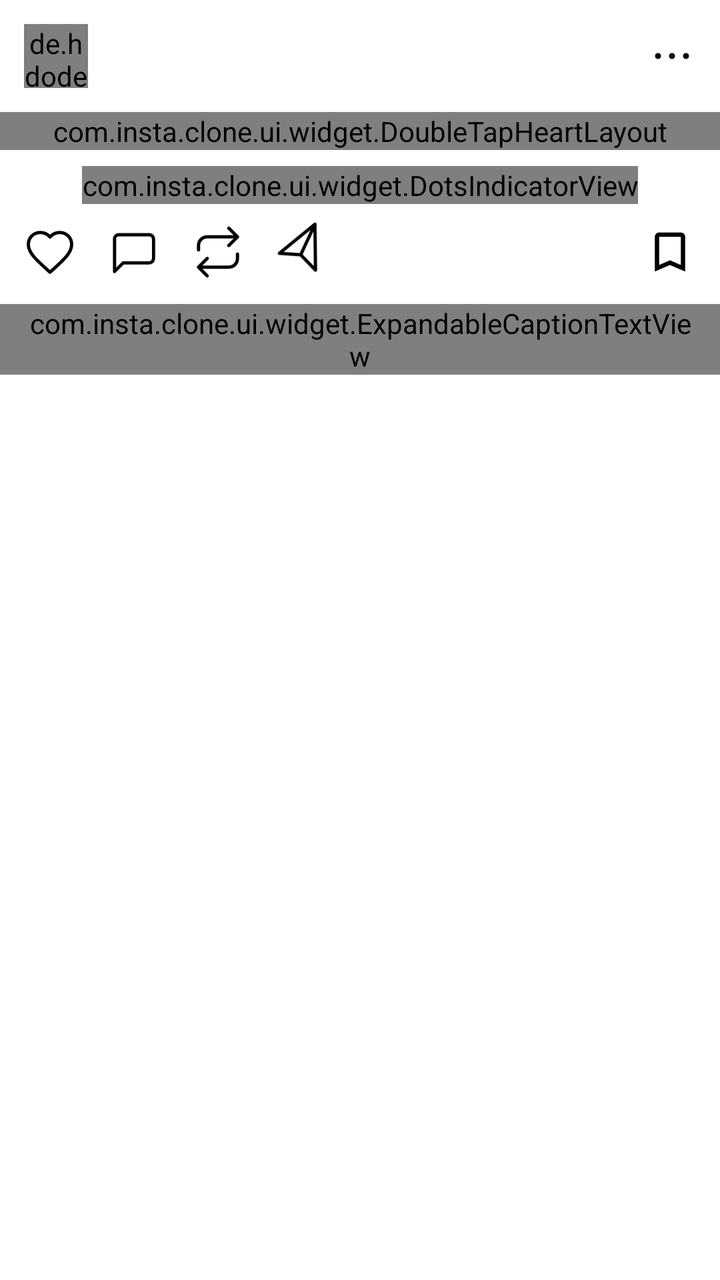
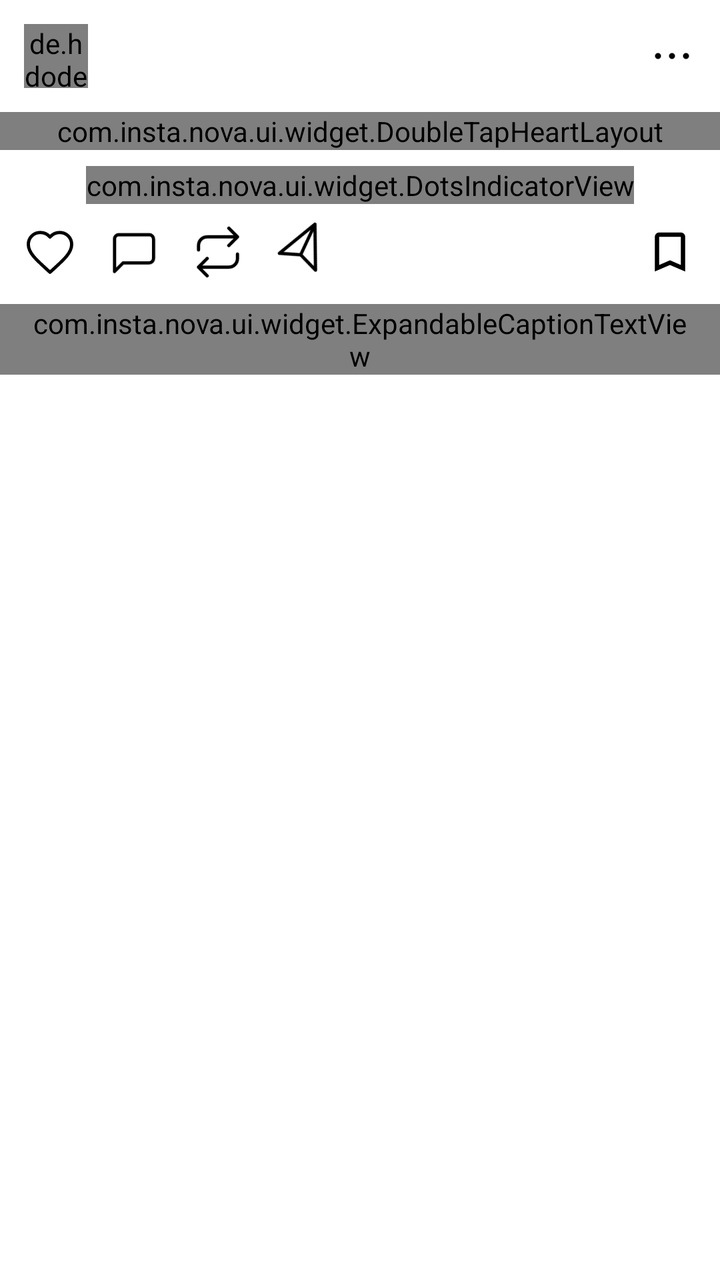

Before-and-after screenshots of an Android layout around one commit, followed by the original layout XML and the change that was made.
<!-- AndroidManifest.xml: application theme Theme.InstaClone -->
<!-- res/layout/item_feed_post.xml -->
<?xml version="1.0" encoding="utf-8"?>
<LinearLayout xmlns:android="http://schemas.android.com/apk/res/android"
    xmlns:app="http://schemas.android.com/apk/res-auto"
    android:layout_width="match_parent"
    android:layout_height="wrap_content"
    android:background="?attr/themeBackground"
    android:orientation="vertical"
    android:paddingBottom="@dimen/post_spacing_bottom">

    
    <androidx.constraintlayout.widget.ConstraintLayout
        android:layout_width="match_parent"
        android:layout_height="@dimen/post_header_height"
        android:paddingStart="@dimen/post_padding_horizontal"
        android:paddingEnd="@dimen/post_padding_horizontal">

        <de.hdodenhof.circleimageview.CircleImageView
            android:id="@+id/ivAvatar"
            android:layout_width="@dimen/post_header_avatar_size"
            android:layout_height="@dimen/post_header_avatar_size"
            android:src="@drawable/ic_person_placeholder"
            app:layout_constraintBottom_toBottomOf="parent"
            app:layout_constraintStart_toStartOf="parent"
            app:layout_constraintTop_toTopOf="parent" />

        <LinearLayout
            android:id="@+id/layoutAuthor"
            android:layout_width="0dp"
            android:layout_height="wrap_content"
            android:layout_marginStart="@dimen/post_header_avatar_gap"
            android:orientation="vertical"
            app:layout_constraintBottom_toBottomOf="parent"
            app:layout_constraintEnd_toStartOf="@id/ivOptions"
            app:layout_constraintStart_toEndOf="@id/ivAvatar"
            app:layout_constraintTop_toTopOf="parent">

            <LinearLayout
                android:layout_width="wrap_content"
                android:layout_height="wrap_content"
                android:gravity="center_vertical"
                android:orientation="horizontal">

                <TextView
                    android:id="@+id/tvUsername"
                    android:layout_width="wrap_content"
                    android:layout_height="wrap_content"
                    android:textAppearance="@style/TextAppearance.Insta.Username" />

                <com.insta.clone.ui.widget.VerifiedBadgeView
                    android:id="@+id/badgeVerified"
                    android:layout_width="@dimen/badge_verified_size"
                    android:layout_height="@dimen/badge_verified_size"
                    android:layout_marginStart="@dimen/post_line_gap"
                    android:visibility="gone" />
            </LinearLayout>

            <TextView
                android:id="@+id/tvLocation"
                android:layout_width="wrap_content"
                android:layout_height="wrap_content"
                android:ellipsize="end"
                android:maxLines="1"
                android:textColor="?attr/themeTextSecondary"
                android:textSize="@dimen/text_meta"
                android:visibility="gone" />
        </LinearLayout>

        <ImageView
            android:id="@+id/ivOptions"
            android:layout_width="@dimen/post_icon_more"
            android:layout_height="@dimen/post_icon_more"
            android:src="@drawable/ic_more_horiz"
            app:tint="?attr/themeTextPrimary"
            app:layout_constraintBottom_toBottomOf="parent"
            app:layout_constraintEnd_toEndOf="parent"
            app:layout_constraintTop_toTopOf="parent"
            android:contentDescription="Options" />

    </androidx.constraintlayout.widget.ConstraintLayout>

    
    <com.insta.clone.ui.widget.DoubleTapHeartLayout
        android:id="@+id/doubleTapLayout"
        android:layout_width="match_parent"
        android:layout_height="wrap_content">

        
        <ImageView
            android:id="@+id/ivSingleMedia"
            android:layout_width="match_parent"
            android:layout_height="match_parent"
            android:scaleType="centerCrop"
            android:adjustViewBounds="false"
            android:contentDescription="Post media" />

        
        <androidx.viewpager2.widget.ViewPager2
            android:id="@+id/viewPagerCarousel"
            android:layout_width="match_parent"
            android:layout_height="match_parent"
            android:visibility="gone" />

        
        <TextView
            android:id="@+id/ivCarouselBadge"
            android:layout_width="wrap_content"
            android:layout_height="wrap_content"
            android:layout_gravity="top|end"
            android:layout_margin="@dimen/post_media_overlay_margin"
            android:background="@drawable/bg_pill_surface"
            android:paddingStart="@dimen/post_chip_padding_horizontal"
            android:paddingTop="@dimen/post_chip_padding_vertical"
            android:paddingEnd="@dimen/post_chip_padding_horizontal"
            android:paddingBottom="@dimen/post_chip_padding_vertical"
            android:textColor="@color/white"
            android:textSize="@dimen/text_meta"
            android:visibility="gone"
            android:contentDescription="Multiple photos" />

        
        <LinearLayout
            android:id="@+id/layoutMediaAttribution"
            android:layout_width="wrap_content"
            android:layout_height="wrap_content"
            android:layout_gravity="bottom|start"
            android:layout_margin="@dimen/post_media_overlay_margin"
            android:gravity="center_vertical"
            android:orientation="horizontal"
            android:visibility="gone">

            <FrameLayout
                android:layout_width="@dimen/post_media_avatar_size"
                android:layout_height="@dimen/post_media_avatar_size">

                <de.hdodenhof.circleimageview.CircleImageView
                    android:id="@+id/ivMediaAvatar"
                    android:layout_width="match_parent"
                    android:layout_height="match_parent"
                    android:src="@drawable/ic_person_placeholder"
                    app:civ_border_width="@dimen/post_media_avatar_border"
                    app:civ_border_color="@color/white" />

                <FrameLayout
                    android:id="@+id/ivMediaBadge"
                    android:layout_width="@dimen/post_media_badge_size"
                    android:layout_height="@dimen/post_media_badge_size"
                    android:layout_gravity="bottom|end"
                    android:background="@drawable/bg_media_badge">

                    <ImageView
                        android:layout_width="@dimen/post_media_badge_icon"
                        android:layout_height="@dimen/post_media_badge_icon"
                        android:layout_gravity="center"
                        android:src="@drawable/ic_repost"
                        app:tint="@color/white"
                        android:contentDescription="@null" />
                </FrameLayout>
            </FrameLayout>
        </LinearLayout>

        
        <ImageView
            android:id="@+id/ivAudioToggle"
            android:layout_width="@dimen/post_media_control_icon"
            android:layout_height="@dimen/post_media_control_icon"
            android:layout_gravity="bottom|end"
            android:layout_margin="@dimen/post_media_overlay_margin"
            android:background="@drawable/bg_pill_surface"
            android:padding="@dimen/post_media_control_padding"
            android:src="@drawable/ic_volume_off"
            app:tint="@color/white"
            android:visibility="gone"
            android:contentDescription="Toggle sound" />

    </com.insta.clone.ui.widget.DoubleTapHeartLayout>

    
    <com.insta.clone.ui.widget.DotsIndicatorView
        android:id="@+id/dotsIndicator"
        android:layout_width="wrap_content"
        android:layout_height="wrap_content"
        android:layout_gravity="center_horizontal"
        android:layout_marginTop="@dimen/post_dots_margin_top" />

    
    <androidx.constraintlayout.widget.ConstraintLayout
        android:layout_width="match_parent"
        android:layout_height="@dimen/post_action_row_height"
        android:paddingStart="@dimen/post_padding_horizontal"
        android:paddingEnd="@dimen/post_padding_horizontal">

        <LinearLayout
            android:id="@+id/layoutLeftActions"
            android:layout_width="wrap_content"
            android:layout_height="match_parent"
            android:gravity="center_vertical"
            android:orientation="horizontal"
            app:layout_constraintBottom_toBottomOf="parent"
            app:layout_constraintStart_toStartOf="parent"
            app:layout_constraintTop_toTopOf="parent">

            <ImageView
                android:id="@+id/ivLike"
                android:layout_width="@dimen/post_action_icon"
                android:layout_height="@dimen/post_action_icon"
                android:src="@drawable/ic_heart"
                app:tint="?attr/themeTextPrimary"
                android:contentDescription="Like" />

            <TextView
                android:id="@+id/tvLikeCount"
                android:layout_width="wrap_content"
                android:layout_height="wrap_content"
                android:layout_marginStart="@dimen/post_count_gap"
                android:textColor="?attr/themeTextPrimary"
                android:textSize="@dimen/text_body"
                android:visibility="gone" />

            <ImageView
                android:id="@+id/ivComment"
                android:layout_width="@dimen/post_action_icon"
                android:layout_height="@dimen/post_action_icon"
                android:layout_marginStart="@dimen/post_action_gap"
                android:src="@drawable/ic_comment"
                app:tint="?attr/themeTextPrimary"
                android:contentDescription="Comment" />

            <TextView
                android:id="@+id/tvCommentCount"
                android:layout_width="wrap_content"
                android:layout_height="wrap_content"
                android:layout_marginStart="@dimen/post_count_gap"
                android:textColor="?attr/themeTextPrimary"
                android:textSize="@dimen/text_body"
                android:visibility="gone" />

            <ImageView
                android:id="@+id/ivRepost"
                android:layout_width="@dimen/post_action_icon"
                android:layout_height="@dimen/post_action_icon"
                android:layout_marginStart="@dimen/post_action_gap"
                android:src="@drawable/ic_repost"
                app:tint="?attr/themeTextPrimary"
                android:contentDescription="Repost" />

            <ImageView
                android:id="@+id/ivShare"
                android:layout_width="@dimen/post_action_icon"
                android:layout_height="@dimen/post_action_icon"
                android:layout_marginStart="@dimen/post_action_gap"
                android:rotation="-20"
                android:src="@drawable/ic_send"
                app:tint="?attr/themeTextPrimary"
                android:contentDescription="Share" />
        </LinearLayout>

        <ImageView
            android:id="@+id/ivBookmark"
            android:layout_width="@dimen/post_action_icon"
            android:layout_height="@dimen/post_action_icon"
            android:src="@drawable/ic_bookmark_outline"
            app:tint="?attr/themeTextPrimary"
            app:layout_constraintBottom_toBottomOf="parent"
            app:layout_constraintEnd_toEndOf="parent"
            app:layout_constraintTop_toTopOf="parent"
            android:contentDescription="Save" />

    </androidx.constraintlayout.widget.ConstraintLayout>

    
    <TextView
        android:id="@+id/tvLikesCount"
        android:layout_width="match_parent"
        android:layout_height="wrap_content"
        android:layout_marginTop="@dimen/post_line_gap"
        android:paddingStart="@dimen/post_padding_horizontal"
        android:paddingEnd="@dimen/post_padding_horizontal"
        android:textColor="?attr/themeTextPrimary"
        android:textSize="@dimen/text_body"
        android:visibility="gone" />

    
    <com.insta.clone.ui.widget.ExpandableCaptionTextView
        android:id="@+id/tvCaption"
        android:layout_width="match_parent"
        android:layout_height="wrap_content"
        android:layout_marginTop="@dimen/post_line_gap_tight"
        android:ellipsize="end"
        android:maxLines="2"
        android:paddingStart="@dimen/post_padding_horizontal"
        android:paddingEnd="@dimen/post_padding_horizontal"
        android:textColor="?attr/themeTextPrimary"
        android:textSize="@dimen/text_body" />

    
    <TextView
        android:id="@+id/tvViewComments"
        android:layout_width="wrap_content"
        android:layout_height="wrap_content"
        android:layout_marginTop="@dimen/post_line_gap"
        android:paddingStart="@dimen/post_padding_horizontal"
        android:paddingEnd="@dimen/post_padding_horizontal"
        android:textColor="?attr/themeTextSecondary"
        android:textSize="@dimen/text_body" />

    
    <TextView
        android:id="@+id/tvTimestamp"
        android:layout_width="wrap_content"
        android:layout_height="wrap_content"
        android:layout_marginTop="@dimen/post_line_gap_tight"
        android:paddingStart="@dimen/post_padding_horizontal"
        android:paddingEnd="@dimen/post_padding_horizontal"
        android:textColor="?attr/themeTextSecondary"
        android:textSize="@dimen/text_meta" />

</LinearLayout>
<!-- resources referenced by this layout -->
<resources>
  <color name="white">#FFFFFF</color>
  <dimen name="badge_verified_size">14dp</dimen>
  <dimen name="post_action_gap">16dp</dimen>
  <dimen name="post_action_icon">26dp</dimen>
  <dimen name="post_action_row_height">48dp</dimen>
  <dimen name="post_chip_padding_horizontal">8dp</dimen>
  <dimen name="post_chip_padding_vertical">3dp</dimen>
  <dimen name="post_count_gap">6dp</dimen>
  <dimen name="post_dots_margin_top">8dp</dimen>
  <dimen name="post_header_avatar_gap">10dp</dimen>
  <dimen name="post_header_avatar_size">32dp</dimen>
  <dimen name="post_header_height">56dp</dimen>
  <dimen name="post_icon_more">24dp</dimen>
  <dimen name="post_line_gap">4dp</dimen>
  <dimen name="post_line_gap_tight">2dp</dimen>
  <dimen name="post_media_avatar_border">1.5dp</dimen>
  <dimen name="post_media_avatar_size">32dp</dimen>
  <dimen name="post_media_badge_icon">12dp</dimen>
  <dimen name="post_media_badge_size">18dp</dimen>
  <dimen name="post_media_control_icon">28dp</dimen>
  <dimen name="post_media_control_padding">5dp</dimen>
  <dimen name="post_media_overlay_margin">12dp</dimen>
  <dimen name="post_padding_horizontal">12dp</dimen>
  <dimen name="post_spacing_bottom">12dp</dimen>
  <dimen name="text_body">14sp</dimen>
  <dimen name="text_meta">12sp</dimen>
  <!-- drawable bg_media_badge (drawable) -->
  <?xml version="1.0" encoding="utf-8"?>
  <shape xmlns:android="http://schemas.android.com/apk/res/android"
      android:shape="oval">
      <solid android:color="@color/color_media_badge" />
  </shape>
  <!-- drawable bg_pill_surface (drawable) -->
  <?xml version="1.0" encoding="utf-8"?>
  <shape xmlns:android="http://schemas.android.com/apk/res/android"
      android:shape="rectangle">
      <corners android:radius="14dp" />
      <solid android:color="#99000000" />
  </shape>
  <!-- drawable ic_bookmark_outline (drawable) -->
  <?xml version="1.0" encoding="utf-8"?>
  <vector xmlns:android="http://schemas.android.com/apk/res/android"
      android:width="24dp"
      android:height="24dp"
      android:viewportWidth="24"
      android:viewportHeight="24">
      <path
          android:fillColor="#FF000000"
          android:pathData="M17,3H7C5.9,3 5.01,3.9 5.01,5L5,21l7,-3 7,3V5c0,-1.1 -0.9,-2 -2,-2zm0,15l-5,-2.18L7,18V5h10v13z" />
  </vector>
  <!-- drawable ic_person_placeholder (drawable) -->
  <?xml version="1.0" encoding="utf-8"?>
  <vector xmlns:android="http://schemas.android.com/apk/res/android"
      android:width="24dp"
      android:height="24dp"
      android:viewportWidth="24"
      android:viewportHeight="24">
      <path
          android:fillColor="#8E8E8E"
          android:pathData="M12,12c2.21,0 4,-1.79 4,-4s-1.79,-4 -4,-4 -4,1.79 -4,4 1.79,4 4,4zM12,14c-2.67,0 -8,1.34 -8,4v2h16v-2c0,-2.66 -5.33,-4 -8,-4z" />
  </vector>
  <style name="TextAppearance.Insta.Username" parent="TextAppearance.AppCompat">
          <item name="android:fontFamily">sans-serif-medium</item>
          <item name="android:textStyle">normal</item>
          <item name="android:textSize">@dimen/text_username</item>
          <item name="android:textColor">?attr/themeTextPrimary</item>
      </style>
  <color name="color_media_badge">#6A38E0</color>
  <color name="color_text_primary">#000000</color>
  <dimen name="text_username">14sp</dimen>
  <color name="color_primary">#0095F6</color>
  <color name="color_background">#FFFFFF</color>
  <color name="color_text_secondary">#737373</color>
  <color name="color_surface_variant">#EFEFEF</color>
  <color name="color_divider">#DBDBDB</color>
  <color name="color_like">#FF3040</color>
  <color name="color_sheet">#FFFFFF</color>
  <!-- unchanged entries left out for length: 7 -->
</resources>

<!-- the commit's change to res/layout/item_feed_post.xml (unified diff, before → after) -->
@@ -46,7 +46,7 @@
                     android:layout_height="wrap_content"
                     android:textAppearance="@style/TextAppearance.Insta.Username" />
 
-                <com.insta.clone.ui.widget.VerifiedBadgeView
+                <com.insta.nova.ui.widget.VerifiedBadgeView
                     android:id="@+id/badgeVerified"
                     android:layout_width="@dimen/badge_verified_size"
                     android:layout_height="@dimen/badge_verified_size"
@@ -79,7 +79,7 @@
     </androidx.constraintlayout.widget.ConstraintLayout>
 
     
-    <com.insta.clone.ui.widget.DoubleTapHeartLayout
+    <com.insta.nova.ui.widget.DoubleTapHeartLayout
         android:id="@+id/doubleTapLayout"
         android:layout_width="match_parent"
         android:layout_height="wrap_content">
@@ -172,10 +172,10 @@
             android:visibility="gone"
             android:contentDescription="Toggle sound" />
 
-    </com.insta.clone.ui.widget.DoubleTapHeartLayout>
-
-    
-    <com.insta.clone.ui.widget.DotsIndicatorView
+    </com.insta.nova.ui.widget.DoubleTapHeartLayout>
+
+    
+    <com.insta.nova.ui.widget.DotsIndicatorView
         android:id="@+id/dotsIndicator"
         android:layout_width="wrap_content"
         android:layout_height="wrap_content"
@@ -280,7 +280,7 @@
         android:visibility="gone" />
 
     
-    <com.insta.clone.ui.widget.ExpandableCaptionTextView
+    <com.insta.nova.ui.widget.ExpandableCaptionTextView
         android:id="@+id/tvCaption"
         android:layout_width="match_parent"
         android:layout_height="wrap_content"
